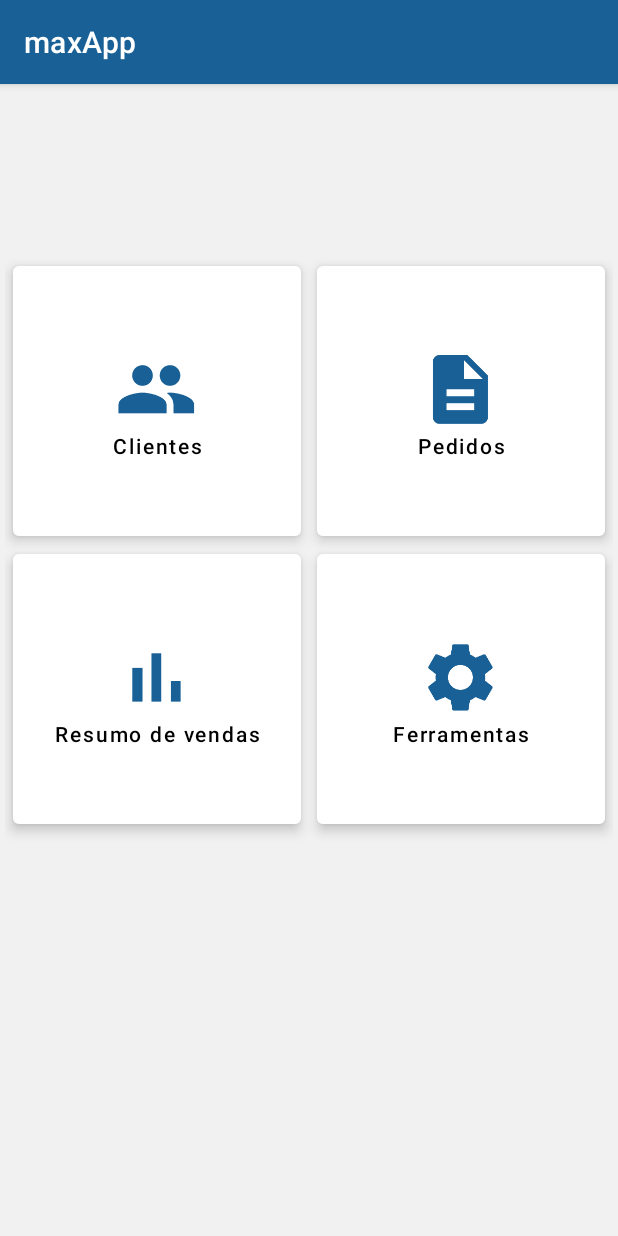
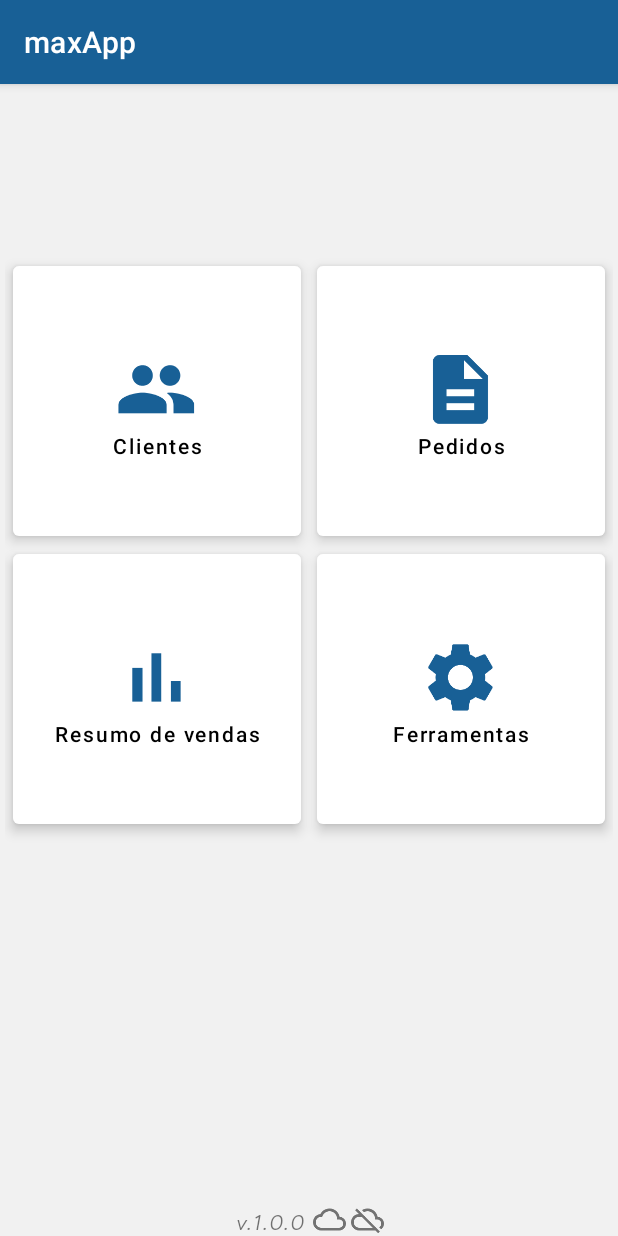
Before and after one commit to talentosmaxima/Android, an Android app: the screen it shows after launch (MainActivity), on a phone screen of 412 x 824 dp. Run offline under Robolectric (Android 15) with nearby library versions, the phone set to English and light mode, and no system bars.

Commit message:
Adding version number on Main Activity

```diff
--- a/app/src/main/java/br/com/maximatech/core/extensions/SnackBarExtension.kt
+++ b/app/src/main/java/br/com/maximatech/core/extensions/SnackBarExtension.kt
@@ -4,7 +4,7 @@ import android.view.View
 import br.com.maximatech.R
 import com.google.android.material.snackbar.Snackbar
 
-fun View.showSnackbar(
+fun View.showSnackbarWithAnchorView(
     message: String,
     length: Int = Snackbar.LENGTH_LONG,
 ) {
@@ -15,3 +15,14 @@ fun View.showSnackbar(
     }
     snackBar.show()
 }
+
+fun View.showSnackbar(
+    message: String,
+    length: Int = Snackbar.LENGTH_LONG,
+) {
+    val snackBar = Snackbar.make(this, message, length)
+    snackBar.setAction("fechar") {
+        snackBar.dismiss()
+    }
+    snackBar.show()
+}
--- a/app/src/main/java/br/com/maximatech/ui/MainActivity.kt
+++ b/app/src/main/java/br/com/maximatech/ui/MainActivity.kt
@@ -3,6 +3,9 @@ package br.com.maximatech.ui
 import android.os.Bundle
 import androidx.appcompat.app.AppCompatActivity
 import br.com.maximatech.BuildConfig
+import br.com.maximatech.R
+import br.com.maximatech.core.extensions.showSnackbar
+import br.com.maximatech.core.extensions.showSnackbarWithAnchorView
 import br.com.maximatech.databinding.ActivityMainBinding
 
 class MainActivity : AppCompatActivity() {
@@ -13,6 +16,11 @@ class MainActivity : AppCompatActivity() {
         super.onCreate(savedInstanceState)
         setContentView(binding.root)
 
+        binding.appVersion.text = getString(
+            R.string.label_app_version,
+            BuildConfig.VERSION_NAME
+        )
+
         binding.btnClientes.setOnClickListener {
             NavigationActivity.launchDadosClienteFragment(this)
         }
@@ -20,9 +28,13 @@ class MainActivity : AppCompatActivity() {
         binding.btnPedidos.setOnClickListener {
             NavigationActivity.launchHistoricoPedidosFragment(this)
         }
-    }
 
-    fun asihud(){
-        BuildConfig.VERSION_NAME
+        binding.btnResumosDeVendas.setOnClickListener {
+            it.showSnackbar(getString(R.string.label_funcionalidade_ainda_nao_disponivel))
+        }
+
+        binding.btnFerramentas.setOnClickListener {
+            it.showSnackbar(getString(R.string.label_funcionalidade_ainda_nao_disponivel))
+        }
     }
 }
--- a/app/src/main/java/br/com/maximatech/ui/dadosClienteScreen/DadosClienteFragment.kt
+++ b/app/src/main/java/br/com/maximatech/ui/dadosClienteScreen/DadosClienteFragment.kt
@@ -8,7 +8,7 @@ import androidx.fragment.app.Fragment
 import androidx.lifecycle.ViewModelProvider
 import androidx.recyclerview.widget.LinearLayoutManager
 import br.com.maximatech.R
-import br.com.maximatech.core.extensions.showSnackbar
+import br.com.maximatech.core.extensions.showSnackbarWithAnchorView
 import br.com.maximatech.data.model.Cliente
 import br.com.maximatech.databinding.FragmentDadosClienteBinding
 import br.com.maximatech.ui.State
@@ -49,7 +49,7 @@ class DadosClienteFragment : Fragment() {
         viewModel.fetchData()
 
         binding.btnVerificarStatus.setOnClickListener {
-            binding.root.showSnackbar(
+            binding.root.showSnackbarWithAnchorView(
                 viewModel.getClientDataStatus()
             )
         }
@@ -70,7 +70,7 @@ class DadosClienteFragment : Fragment() {
                 }
                 State.ERROR -> {
                     viewManagerState.error()
-                    view.showSnackbar(
+                    view.showSnackbarWithAnchorView(
                         message = getString(R.string.dados_cliente_error_loading),
                     )
                 }
--- a/app/src/main/java/br/com/maximatech/ui/historicoPedidosScreen/HistoricoPedidosFragment.kt
+++ b/app/src/main/java/br/com/maximatech/ui/historicoPedidosScreen/HistoricoPedidosFragment.kt
@@ -8,7 +8,7 @@ import androidx.fragment.app.Fragment
 import androidx.lifecycle.ViewModelProvider
 import androidx.recyclerview.widget.LinearLayoutManager
 import br.com.maximatech.R
-import br.com.maximatech.core.extensions.showSnackbar
+import br.com.maximatech.core.extensions.showSnackbarWithAnchorView
 import br.com.maximatech.ui.State
 import br.com.maximatech.databinding.FragmentHistoricoPedidosBinding
 import br.com.maximatech.databinding.LegendasCustomDialogBinding
@@ -62,7 +62,7 @@ class HistoricoPedidosFragment : Fragment() {
                 }
                 State.ERROR -> {
                     viewManager.error()
-                    view.showSnackbar(
+                    view.showSnackbarWithAnchorView(
                         message = getString(R.string.hist_pedidos_error_loading),
                     )
                 }
--- a/app/src/main/res/layout-land/activity_main.xml
+++ b/app/src/main/res/layout-land/activity_main.xml
@@ -21,32 +21,19 @@
         android:orientation="vertical"
         app:layout_constraintGuide_percent=".5" />
 
-    <androidx.constraintlayout.widget.Guideline
-        android:id="@+id/gl_top_horizontal"
-        android:layout_width="wrap_content"
-        android:layout_height="wrap_content"
-        android:orientation="horizontal"
-        app:layout_constraintGuide_percent="0.20" />
-
-    <androidx.constraintlayout.widget.Guideline
-        android:id="@+id/gl_bottom_horizontal"
-        android:layout_width="wrap_content"
-        android:layout_height="wrap_content"
-        android:orientation="horizontal"
-        app:layout_constraintGuide_percent="0.80" />
-
-
     <com.google.android.material.button.MaterialButton
         android:id="@+id/btn_clientes"
         style="@style/Button.maxApp"
         android:layout_width="0dp"
         android:layout_height="0dp"
         android:text="@string/label_clientes"
+        android:layout_marginStart="28dp"
+        android:layout_marginTop="28dp"
         app:icon="@drawable/ic_maxima_pessoas"
         app:layout_constraintBottom_toTopOf="@id/gl_center_horizontal"
         app:layout_constraintEnd_toStartOf="@id/gl_center_vertical"
         app:layout_constraintStart_toStartOf="parent"
-        app:layout_constraintTop_toBottomOf="@id/gl_top_horizontal" />
+        app:layout_constraintTop_toTopOf="parent" />
 
     <com.google.android.material.button.MaterialButton
         android:id="@+id/btn_pedidos"
@@ -54,11 +41,13 @@
         android:layout_width="0dp"
         android:layout_height="0dp"
         android:text="@string/label_pedidos"
+        android:layout_marginTop="28dp"
+        android:layout_marginEnd="28dp"
         app:icon="@drawable/ic_maxima_pedido"
         app:layout_constraintBottom_toTopOf="@id/gl_center_horizontal"
         app:layout_constraintEnd_toEndOf="parent"
         app:layout_constraintStart_toEndOf="@id/gl_center_vertical"
-        app:layout_constraintTop_toBottomOf="@id/gl_top_horizontal" />
+        app:layout_constraintTop_toTopOf="parent" />
 
 
     <com.google.android.material.button.MaterialButton
@@ -67,8 +56,10 @@
         android:layout_width="0dp"
         android:layout_height="0dp"
         android:text="@string/label_resumo_de_vendas"
+        android:layout_marginStart="28dp"
+        android:layout_marginBottom="28dp"
         app:icon="@drawable/ic_maxima_resumo_vendas"
-        app:layout_constraintBottom_toTopOf="@+id/gl_bottom_horizontal"
+        app:layout_constraintBottom_toBottomOf="parent"
         app:layout_constraintEnd_toStartOf="@+id/gl_center_vertical"
         app:layout_constraintStart_toStartOf="parent"
         app:layout_constraintTop_toTopOf="@+id/gl_center_horizontal" />
@@ -80,10 +71,39 @@
         android:layout_height="0dp"
         android:text="@string/label_ferramentas"
         app:icon="@drawable/ic_maxima_ferramentas"
-        app:layout_constraintBottom_toTopOf="@+id/gl_bottom_horizontal"
+        app:layout_constraintBottom_toBottomOf="parent"
         app:layout_constraintEnd_toEndOf="parent"
         app:layout_constraintStart_toStartOf="@+id/gl_center_vertical"
-        app:layout_constraintTop_toTopOf="@+id/gl_center_horizontal" />
+        app:layout_constraintTop_toTopOf="@+id/gl_center_horizontal"
+        android:layout_marginEnd="28dp"
+        android:layout_marginBottom="28dp"/>
 
+    <LinearLayout
+        android:layout_width="wrap_content"
+        android:layout_height="wrap_content"
+        app:layout_constraintEnd_toEndOf="parent"
+        app:layout_constraintStart_toStartOf="parent"
+        app:layout_constraintBottom_toBottomOf="parent"
+        android:orientation="horizontal">
+
+        <TextView
+            android:id="@+id/app_version"
+            android:layout_width="wrap_content"
+            android:layout_height="wrap_content"
+            android:layout_gravity="bottom|center"
+            android:fontFamily="@font/santral_bookitalic"
+            android:layout_marginEnd="5dp"/>
+
+        <ImageView
+            android:layout_width="22dp"
+            android:layout_height="22dp"
+            android:layout_marginEnd="3dp"
+            android:src="@drawable/ic_maxima_nuvem_conectado"/>
+
+        <ImageView
+            android:layout_width="22dp"
+            android:layout_height="22dp"
+            android:src="@drawable/ic_maxima_nuvem_desconectado"/>
+    </LinearLayout>
 
 </androidx.constraintlayout.widget.ConstraintLayout>
--- a/app/src/main/res/layout/activity_main.xml
+++ b/app/src/main/res/layout/activity_main.xml
@@ -85,5 +85,33 @@
         app:layout_constraintStart_toStartOf="@+id/gl_center_vertical"
         app:layout_constraintTop_toTopOf="@+id/gl_center_horizontal" />
 
+    <LinearLayout
+        android:layout_width="wrap_content"
+        android:layout_height="wrap_content"
+        app:layout_constraintEnd_toEndOf="parent"
+        app:layout_constraintStart_toStartOf="parent"
+        app:layout_constraintBottom_toBottomOf="parent"
+        android:orientation="horizontal">
+
+        <TextView
+            android:id="@+id/app_version"
+            android:layout_width="wrap_content"
+            android:layout_height="wrap_content"
+            android:layout_gravity="bottom|center"
+            android:fontFamily="@font/santral_bookitalic"
+            android:layout_marginEnd="5dp"/>
+
+        <ImageView
+            android:layout_width="22dp"
+            android:layout_height="22dp"
+            android:layout_marginEnd="3dp"
+            android:src="@drawable/ic_maxima_nuvem_conectado"/>
+
+        <ImageView
+            android:layout_width="22dp"
+            android:layout_height="22dp"
+            android:src="@drawable/ic_maxima_nuvem_desconectado"/>
+    </LinearLayout>
+
 
 </androidx.constraintlayout.widget.ConstraintLayout>
--- a/app/src/main/res/values/strings.xml
+++ b/app/src/main/res/values/strings.xml
@@ -44,4 +44,6 @@
     <string name="label_fechar">FECHAR</string>
     <string name="label_status_do_pedido_no_erp">Status do pedido no ERP</string>
     <string name="label_em_proceessamento_por_parte_do_fv">Em proceessamento por parte do FV</string>
+    <string name="label_app_version">v.%1$s</string>
+    <string name="label_funcionalidade_ainda_nao_disponivel">Funcionalidade ainda não disponível! Em breve!</string>
 </resources>
```
